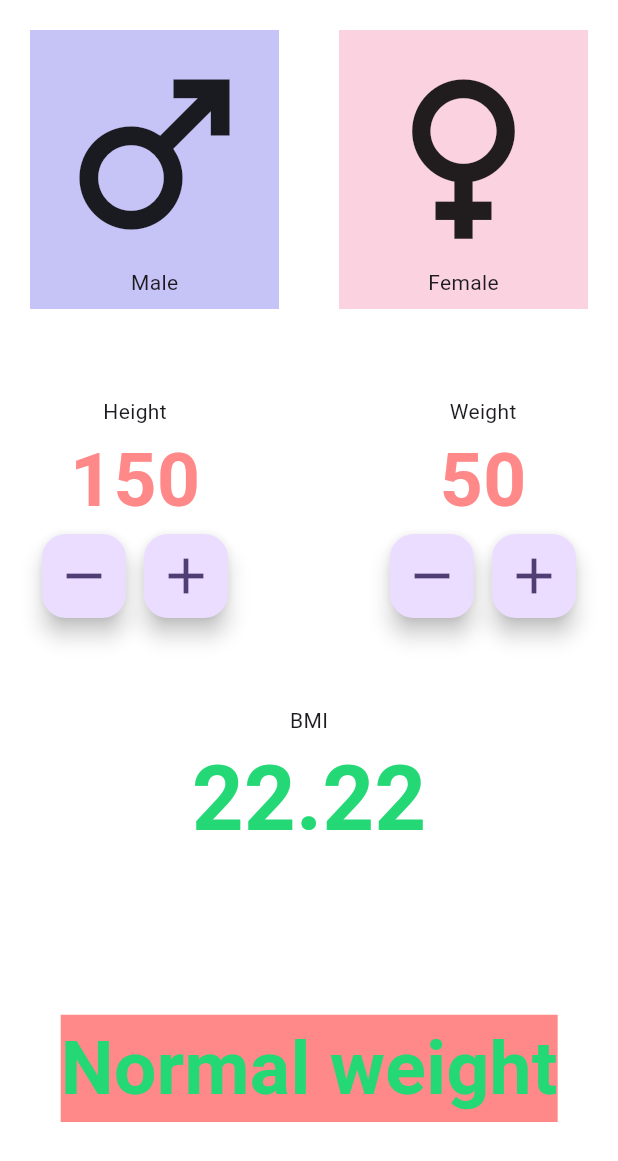
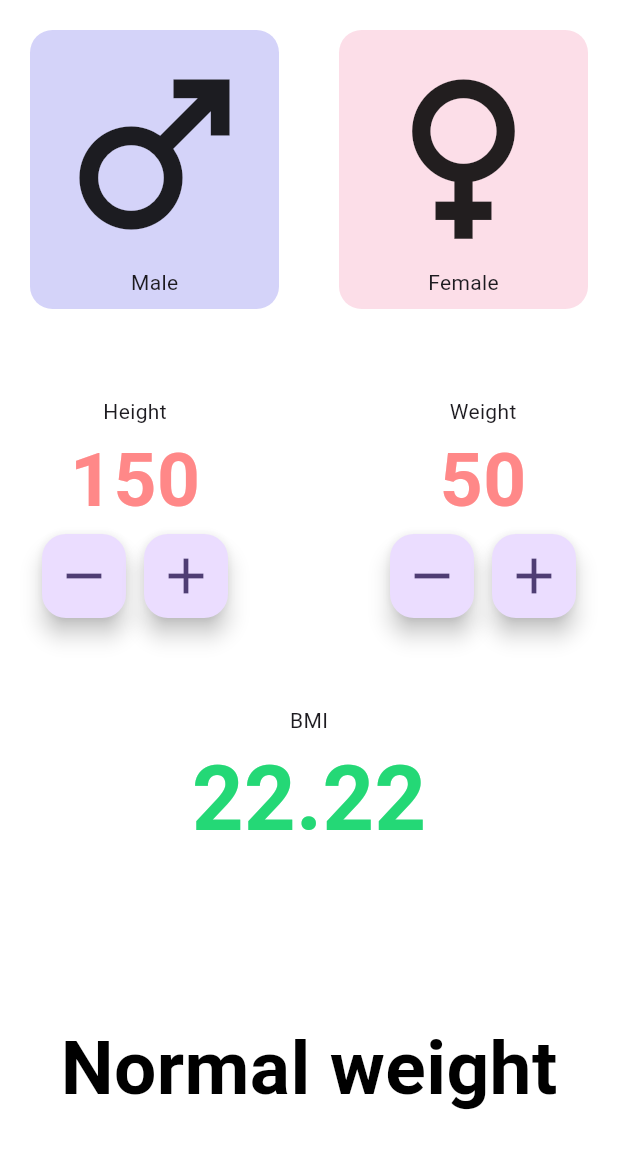
Before and after one commit to RavinduSperera/BMI_Calculator_Mobile_App, a Flutter app: the screen it shows after launch, on a phone screen of 412 x 824 dp. Shown: the top 1161 px of the screen. Run offline on Flutter 3.47's test engine with Material 3 defaults, Android fonts, the phone set to English and light mode, and no system bars.

Commit message:
curved the borders and align the result

```diff
--- a/lib/main_page.dart
+++ b/lib/main_page.dart
@@ -26,7 +26,11 @@ class _MainPageState extends State<MainPage> {
               Row(
                 children: [
                   Container(
-                    color: Color.fromARGB(255, 110, 104, 234).withAlpha(100),
+                    decoration: BoxDecoration(
+                      color: Color.fromARGB(255, 110, 104, 234).withAlpha(75),
+                      borderRadius: BorderRadius.circular(15),
+                    ),
+
                     padding: const EdgeInsets.all(8.0),
                     child: Column(
                       children: [
@@ -41,7 +45,11 @@ class _MainPageState extends State<MainPage> {
                   ),
                   const Spacer(), // separated the two columns
                   Container(
-                    color: Color(0xFFF48FB1).withAlpha(100),
+                    decoration: BoxDecoration(
+                      color: Color(0xFFF48FB1).withAlpha(75),
+                      borderRadius: BorderRadius.circular(15),
+                    ),
+
                     padding: const EdgeInsets.all(8.0),
                     child: Column(
                       children: [
@@ -193,10 +201,9 @@ class _MainPageState extends State<MainPage> {
                   Text(
                     getResult(bmi),
                     style: TextStyle(
-                      color: Color(0xFF24D876),
+                      color: Color.fromARGB(255, 0, 0, 0),
                       fontSize: 50,
                       fontWeight: FontWeight.bold,
-                      backgroundColor: Color(0xFFFF8888),
                     ),
                   ),
                 ],
```
